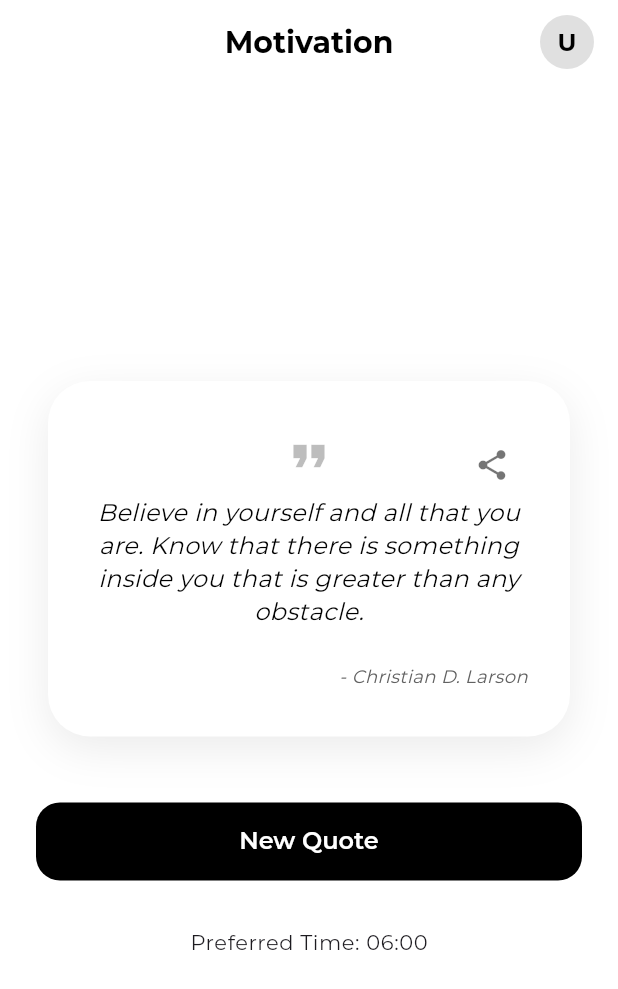
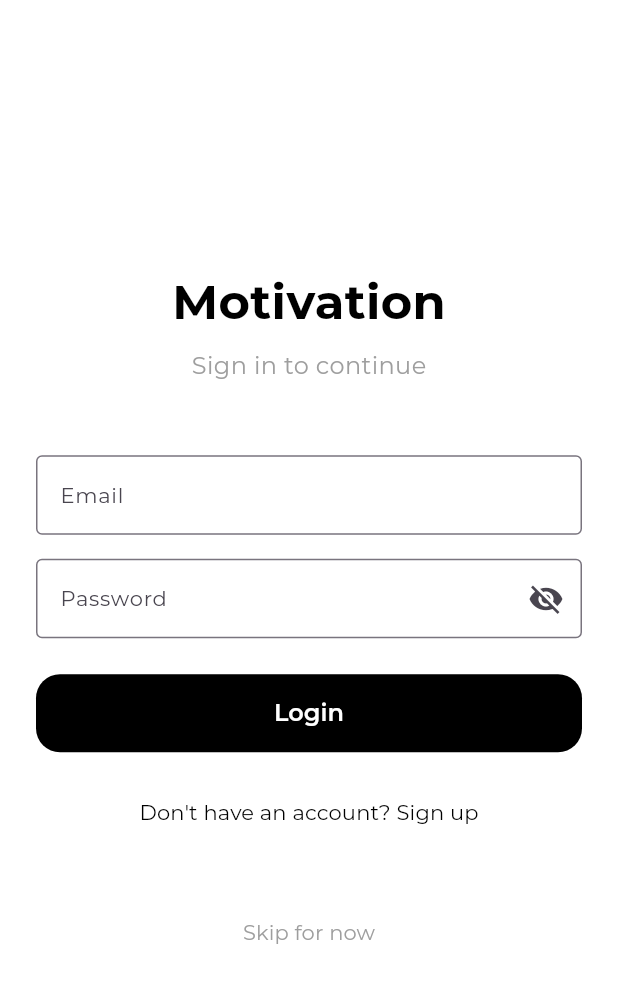
Before and after one commit to farrakhanwahab/motivation-app, a Flutter app: the screen it shows after launch, on a phone screen of 412 x 824 dp. Shown: the top 989 px of the screen. Run offline on Flutter 3.47's test engine with Material 3 defaults, Android fonts, the phone set to English and light mode, and no system bars; our stand-ins replace flutter_dotenv, image_picker, share_plus, shared_preferences.

Commit message:
feat: add authentication flow and improve navigation
- Add login and signup screens with skip options for guest users
- Implement logout functionality with confirmation dialog in settings
- Remove back arrow from HomeScreen AppBar to prevent navigation back to auth screens
- Update splash screen to navigate to login screen instead of home
- Fix preferred time persistence and loading in TimePage
- Update README.md with comprehensive app documentation and features
- Add app banner image for better project presentation
- Ensure all user preferences update automatically across screens
- Maintain consistent UI/UX with Montserrat font and iOS-style design

```diff
--- a/lib/main.dart
+++ b/lib/main.dart
@@ -8,6 +8,8 @@ import 'screens/settings_screen.dart';
 import 'screens/splash_screen.dart';
 import 'dart:io';
 import 'dart:async';
+import 'screens/login_screen.dart';
+import 'screens/signup_screen.dart';
 
 class ThemeNotifier extends ValueNotifier<ThemeMode> {
   ThemeNotifier(super.value);
@@ -93,15 +95,6 @@ class _HomeScreenState extends State<HomeScreen> {
     await prefs.setString('last_quote_date', DateTime.now().toIso8601String());
   }
 
-  Future<void> _savePreferences() async {
-    final prefs = await SharedPreferences.getInstance();
-    await prefs.setStringList('selected_topics', selectedTopics);
-    await prefs.setString('selected_mood', selectedMood);
-    if (preferredTime != null) {
-      await prefs.setString('preferred_time', preferredTime!);
-    }
-  }
-
   Future<void> _loadProfile() async {
     final prefs = await SharedPreferences.getInstance();
     setState(() {
@@ -171,24 +164,13 @@ class _HomeScreenState extends State<HomeScreen> {
   }
 
   void _openSettings() async {
-    final result = await Navigator.push(
+    await Navigator.push(
       context,
       MaterialPageRoute(
         builder: (context) => const SettingsScreen(),
       ),
     );
-    if (result != null && result is Map) {
-      if (!mounted) return;
-      setState(() {
-        selectedTopics = List<String>.from(result['topics'] ?? []);
-        selectedMood = result['mood'] ?? 'Any';
-        preferredTime = result['time'] ?? preferredTime;
-      });
-      await _savePreferences();
-      if (!mounted) return;
-      final dialogContext = context;
-      _showMessageDialog(dialogContext, 'Settings updated!');
-    }
+    await _loadLastQuote(); // This will reload preferredTime from SharedPreferences
     await _loadProfile();
   }
 
@@ -199,6 +181,7 @@ class _HomeScreenState extends State<HomeScreen> {
         title: const Text('Motivation'),
         centerTitle: true,
         elevation: 0,
+        automaticallyImplyLeading: false,
         actions: [
           GestureDetector(
             onTap: _openSettings,
@@ -311,6 +294,8 @@ class MotivationAIApp extends StatelessWidget {
           themeMode: mode,
           home: const SplashScreen(),
           routes: {
+            '/login': (context) => const LoginScreen(),
+            '/signup': (context) => const SignupScreen(),
             '/home': (context) => const HomeScreen(),
           },
           debugShowCheckedModeBanner: false,
--- /dev/null
+++ b/lib/screens/login_screen.dart
@@ -0,0 +1,196 @@
+import 'package:flutter/material.dart';
+import '../theme/app_theme.dart';
+
+class LoginScreen extends StatefulWidget {
+  const LoginScreen({super.key});
+
+  @override
+  State<LoginScreen> createState() => _LoginScreenState();
+}
+
+class _LoginScreenState extends State<LoginScreen> {
+  final TextEditingController _emailController = TextEditingController();
+  final TextEditingController _passwordController = TextEditingController();
+  bool _passwordVisible = false;
+  bool _isLoading = false;
+
+  @override
+  void dispose() {
+    _emailController.dispose();
+    _passwordController.dispose();
+    super.dispose();
+  }
+
+  void _showMessageDialog(BuildContext context, String message) {
+    showDialog(
+      context: context,
+      barrierDismissible: false,
+      builder: (context) => Dialog(
+        backgroundColor: Colors.black,
+        shape: RoundedRectangleBorder(borderRadius: BorderRadius.circular(16)),
+        child: Padding(
+          padding: const EdgeInsets.symmetric(horizontal: 24, vertical: 20),
+          child: Text(
+            message,
+            style: const TextStyle(color: Colors.white, fontSize: 16, fontFamily: 'Montserrat'),
+            textAlign: TextAlign.center,
+          ),
+        ),
+      ),
+    );
+    Future.delayed(const Duration(milliseconds: 1700), () {
+      if (Navigator.of(context).canPop()) {
+        Navigator.of(context).pop();
+      }
+    });
+  }
+
+  Future<void> _login() async {
+    if (_emailController.text.isEmpty || _passwordController.text.isEmpty) {
+      _showMessageDialog(context, 'Please fill in all fields');
+      return;
+    }
+
+    setState(() {
+      _isLoading = true;
+    });
+
+    // Simulate login process
+    await Future.delayed(const Duration(seconds: 1));
+
+    if (!mounted) return;
+    setState(() {
+      _isLoading = false;
+    });
+
+    // For now, just show success and navigate
+    _showMessageDialog(context, 'Login successful!');
+    await Future.delayed(const Duration(milliseconds: 1700));
+    if (!mounted) return;
+    Navigator.of(context).pushReplacementNamed('/home');
+  }
+
+  void _skipLogin() {
+    Navigator.of(context).pushReplacementNamed('/home');
+  }
+
+  @override
+  Widget build(BuildContext context) {
+    return Scaffold(
+      backgroundColor: Theme.of(context).brightness == Brightness.dark ? Colors.black : Colors.white,
+      body: SafeArea(
+        child: Padding(
+          padding: const EdgeInsets.all(24.0),
+          child: Column(
+            mainAxisAlignment: MainAxisAlignment.center,
+            children: [
+              // App Logo/Title
+              const Text(
+                'Motivation',
+                style: TextStyle(
+                  fontSize: 32,
+                  fontWeight: FontWeight.w700,
+                  fontFamily: 'Montserrat',
+                  color: Colors.black,
+                ),
+              ),
+              const SizedBox(height: 8),
+              const Text(
+                'Sign in to continue',
+                style: TextStyle(
+                  fontSize: 16,
+                  color: Colors.grey,
+                  fontFamily: 'Montserrat',
+                ),
+              ),
+              const SizedBox(height: 48),
+
+              // Email Field
+              TextField(
+                controller: _emailController,
+                decoration: const InputDecoration(
+                  labelText: 'Email',
+                  labelStyle: TextStyle(fontFamily: 'Montserrat', fontSize: 14),
+                  border: OutlineInputBorder(),
+                ),
+                style: const TextStyle(fontFamily: 'Montserrat', fontSize: 14),
+                keyboardType: TextInputType.emailAddress,
+              ),
+              const SizedBox(height: 16),
+
+              // Password Field
+              TextField(
+                controller: _passwordController,
+                decoration: InputDecoration(
+                  labelText: 'Password',
+                  labelStyle: const TextStyle(fontFamily: 'Montserrat', fontSize: 14),
+                  border: const OutlineInputBorder(),
+                  suffixIcon: IconButton(
+                    icon: Icon(_passwordVisible ? Icons.visibility : Icons.visibility_off),
+                    onPressed: () {
+                      setState(() {
+                        _passwordVisible = !_passwordVisible;
+                      });
+                    },
+                  ),
+                ),
+                style: const TextStyle(fontFamily: 'Montserrat', fontSize: 14),
+                obscureText: !_passwordVisible,
+              ),
+              const SizedBox(height: 24),
+
+              // Login Button
+              SizedBox(
+                width: double.infinity,
+                child: ElevatedButton(
+                  onPressed: _isLoading ? null : _login,
+                  style: AppTheme.iosButtonStyle,
+                  child: _isLoading
+                      ? const SizedBox(
+                          height: 20,
+                          width: 20,
+                          child: CircularProgressIndicator(color: Colors.white, strokeWidth: 2),
+                        )
+                      : const Text(
+                          'Login',
+                          style: TextStyle(fontFamily: 'Montserrat', fontSize: 16),
+                        ),
+                ),
+              ),
+              const SizedBox(height: 16),
+
+              // Sign Up Link
+              TextButton(
+                onPressed: () {
+                  Navigator.pushNamed(context, '/signup');
+                },
+                child: const Text(
+                  "Don't have an account? Sign up",
+                  style: TextStyle(
+                    fontFamily: 'Montserrat',
+                    fontSize: 14,
+                    color: Colors.black,
+                  ),
+                ),
+              ),
+              const SizedBox(height: 32),
+
+              // Skip Button
+              TextButton(
+                onPressed: _skipLogin,
+                child: const Text(
+                  'Skip for now',
+                  style: TextStyle(
+                    fontFamily: 'Montserrat',
+                    fontSize: 14,
+                    color: Colors.grey,
+                  ),
+                ),
+              ),
+            ],
+          ),
+        ),
+      ),
+    );
+  }
+}
--- a/lib/screens/splash_screen.dart
+++ b/lib/screens/splash_screen.dart
@@ -20,7 +20,7 @@ class _SplashScreenState extends State<SplashScreen> with SingleTickerProviderSt
     )..repeat(reverse: true);
     Timer(const Duration(seconds: 4), () {
       if (mounted) {
-        Navigator.of(context).pushReplacementNamed('/home');
+        Navigator.of(context).pushReplacementNamed('/login');
       }
     });
   }
```
Also changed, not shown: lib/screens/settings_screen.dart (+55 -12 lines), lib/screens/signup_screen.dart (added, +248 -0 lines), lib/screens/time_page.dart (+28 -1 lines), assets/images/app_banner.png (added), 1 other file.
